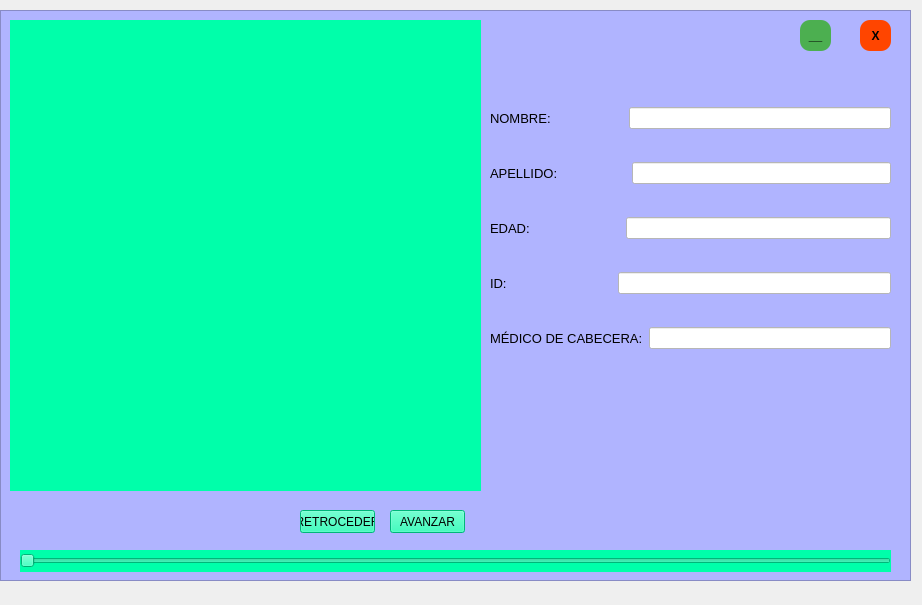
Qt form imagenes_dicom.ui (Michael10Crack/Proyecto) before a commit.
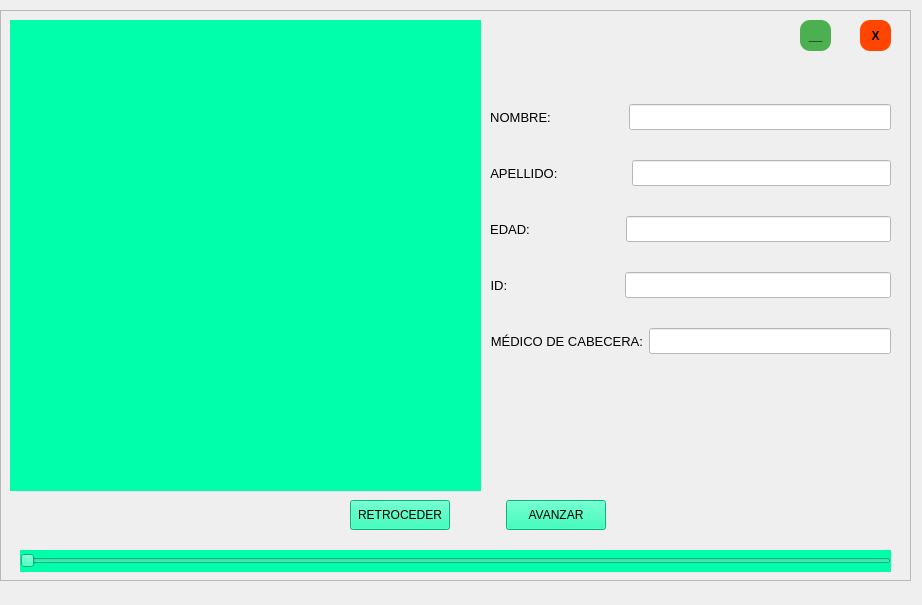
The same form after that commit.

Diff of the .ui file:
```diff
--- a/imagenes_dicom.ui
+++ b/imagenes_dicom.ui
@@ -36,8 +36,11 @@
     </rect>
    </property>
    <property name="styleSheet">
-    <string notr="true">
-background-color: rgb(176, 180, 255);</string>
+    <string notr="true">#frame {
+	background-color: rgb(176, 180, 255);
+	border-radius: 10px;
+}
+</string>
    </property>
    <property name="frameShape">
     <enum>QFrame::StyledPanel</enum>
@@ -202,10 +205,10 @@
    <widget class="QPushButton" name="adelante">
     <property name="geometry">
      <rect>
-      <x>390</x>
-      <y>500</y>
-      <width>75</width>
-      <height>23</height>
+      <x>506</x>
+      <y>490</y>
+      <width>100</width>
+      <height>30</height>
      </rect>
     </property>
     <property name="cursor">
@@ -240,6 +243,9 @@
          <property name="text">
           <string>NOMBRE:                    </string>
          </property>
+         <property name="alignment">
+          <set>Qt::AlignRight|Qt::AlignTrailing|Qt::AlignVCenter</set>
+         </property>
         </widget>
        </item>
        <item>
@@ -247,6 +253,11 @@
          <property name="enabled">
           <bool>false</bool>
          </property>
+         <property name="font">
+          <font>
+           <pointsize>11</pointsize>
+          </font>
+         </property>
          <property name="cursor">
           <cursorShape>ArrowCursor</cursorShape>
          </property>
@@ -269,6 +280,9 @@
          <property name="text">
           <string>APELLIDO:                   </string>
          </property>
+         <property name="alignment">
+          <set>Qt::AlignRight|Qt::AlignTrailing|Qt::AlignVCenter</set>
+         </property>
         </widget>
        </item>
        <item>
@@ -276,6 +290,11 @@
          <property name="enabled">
           <bool>false</bool>
          </property>
+         <property name="font">
+          <font>
+           <pointsize>11</pointsize>
+          </font>
+         </property>
          <property name="cursor">
           <cursorShape>ArrowCursor</cursorShape>
          </property>
@@ -298,6 +317,9 @@
          <property name="text">
           <string>EDAD:                         </string>
          </property>
+         <property name="alignment">
+          <set>Qt::AlignRight|Qt::AlignTrailing|Qt::AlignVCenter</set>
+         </property>
         </widget>
        </item>
        <item>
@@ -305,6 +327,11 @@
          <property name="enabled">
           <bool>false</bool>
          </property>
+         <property name="font">
+          <font>
+           <pointsize>11</pointsize>
+          </font>
+         </property>
          <property name="cursor">
           <cursorShape>ArrowCursor</cursorShape>
          </property>
@@ -325,7 +352,10 @@
           </font>
          </property>
          <property name="text">
-          <string>ID:                             </string>
+          <string>ID:                               </string>
+         </property>
+         <property name="alignment">
+          <set>Qt::AlignRight|Qt::AlignTrailing|Qt::AlignVCenter</set>
          </property>
         </widget>
        </item>
@@ -334,6 +364,11 @@
          <property name="enabled">
           <bool>false</bool>
          </property>
+         <property name="font">
+          <font>
+           <pointsize>11</pointsize>
+          </font>
+         </property>
          <property name="cursor">
           <cursorShape>ArrowCursor</cursorShape>
          </property>
@@ -356,6 +391,9 @@
          <property name="text">
           <string>MÉDICO DE CABECERA:</string>
          </property>
+         <property name="alignment">
+          <set>Qt::AlignRight|Qt::AlignTrailing|Qt::AlignVCenter</set>
+         </property>
         </widget>
        </item>
        <item>
@@ -363,6 +401,11 @@
          <property name="enabled">
           <bool>false</bool>
          </property>
+         <property name="font">
+          <font>
+           <pointsize>11</pointsize>
+          </font>
+         </property>
          <property name="cursor">
           <cursorShape>ArrowCursor</cursorShape>
          </property>
@@ -435,10 +478,10 @@
    <widget class="QPushButton" name="atras">
     <property name="geometry">
      <rect>
-      <x>300</x>
-      <y>500</y>
-      <width>75</width>
-      <height>23</height>
+      <x>350</x>
+      <y>490</y>
+      <width>100</width>
+      <height>30</height>
      </rect>
     </property>
     <property name="cursor">
```
